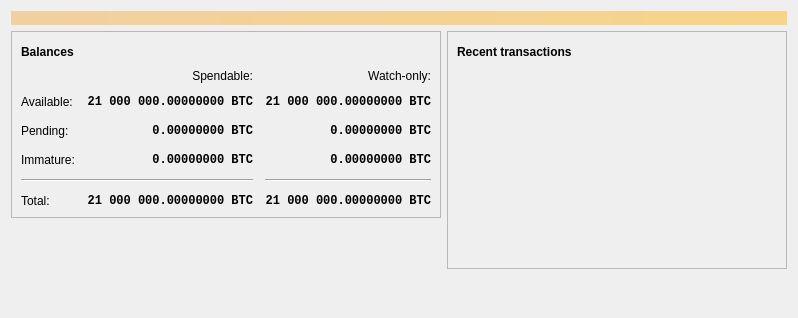
bitcoincore-dev/bitcoin-2001-863168-294116-d812cf1189, file src/qt/forms/overviewpage.ui: the form before one commit.
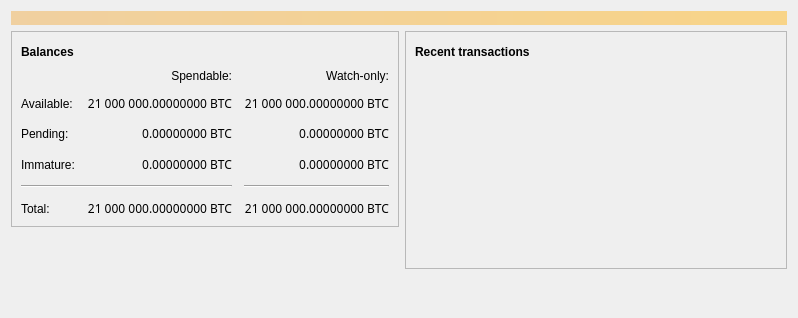
The form after the commit. Icons and pictures are not drawn.

Commit message: gui: Add IBM Plex Mono font

What changed in the file:
```diff
--- a/src/qt/forms/overviewpage.ui
+++ b/src/qt/forms/overviewpage.ui
@@ -118,9 +118,7 @@
              <widget class="QLabel" name="labelWatchPending">
               <property name="font">
                <font>
-                <family>Monospace</family>
-                <weight>75</weight>
-                <bold>true</bold>
+                <family>IBM Plex Mono</family>
                </font>
               </property>
               <property name="cursor">
@@ -144,9 +142,7 @@
              <widget class="QLabel" name="labelUnconfirmed">
               <property name="font">
                <font>
-                <family>Monospace</family>
-                <weight>75</weight>
-                <bold>true</bold>
+                <family>IBM Plex Mono</family>
                </font>
               </property>
               <property name="cursor">
@@ -170,9 +166,7 @@
              <widget class="QLabel" name="labelWatchImmature">
               <property name="font">
                <font>
-                <family>Monospace</family>
-                <weight>75</weight>
-                <bold>true</bold>
+                <family>IBM Plex Mono</family>
                </font>
               </property>
               <property name="cursor">
@@ -229,9 +223,7 @@
              <widget class="QLabel" name="labelImmature">
               <property name="font">
                <font>
-                <family>Monospace</family>
-                <weight>75</weight>
-                <bold>true</bold>
+                <family>IBM Plex Mono</family>
                </font>
               </property>
               <property name="cursor">
@@ -275,9 +267,7 @@
              <widget class="QLabel" name="labelTotal">
               <property name="font">
                <font>
-                <family>Monospace</family>
-                <weight>75</weight>
-                <bold>true</bold>
+                <family>IBM Plex Mono</family>
                </font>
               </property>
               <property name="cursor">
@@ -301,9 +291,7 @@
              <widget class="QLabel" name="labelWatchTotal">
               <property name="font">
                <font>
-                <family>Monospace</family>
-                <weight>75</weight>
-                <bold>true</bold>
+                <family>IBM Plex Mono</family>
                </font>
               </property>
               <property name="cursor">
@@ -344,9 +332,7 @@
              <widget class="QLabel" name="labelBalance">
               <property name="font">
                <font>
-                <family>Monospace</family>
-                <weight>75</weight>
-                <bold>true</bold>
+                <family>IBM Plex Mono</family>
                </font>
               </property>
               <property name="cursor">
@@ -370,9 +356,7 @@
              <widget class="QLabel" name="labelWatchAvailable">
               <property name="font">
                <font>
-                <family>Monospace</family>
-                <weight>75</weight>
-                <bold>true</bold>
+                <family>IBM Plex Mono</family>
                </font>
               </property>
               <property name="cursor">
```
The commit also changes 6 other files.
